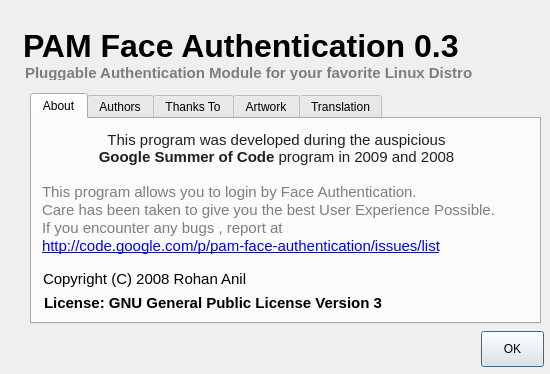
Above: data/ui/uifiles/aboutDialog.ui from WilliamRen/pam-face-authentication before the change. Below: the same form after it.
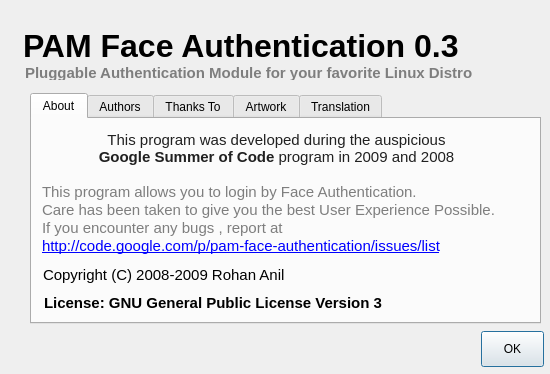
That is the form after the change. Icons and pictures are not drawn.

Patch:
```diff
--- a/data/ui/uifiles/aboutDialog.ui
+++ b/data/ui/uifiles/aboutDialog.ui
@@ -169,9 +169,9 @@
      <property name="geometry">
       <rect>
        <x>11</x>
-       <y>151</y>
-       <width>220</width>
-       <height>19</height>
+       <y>147</y>
+       <width>318</width>
+       <height>23</height>
       </rect>
      </property>
      <property name="font">
@@ -189,7 +189,7 @@
 &lt;html&gt;&lt;head&gt;&lt;meta name=&quot;qrichtext&quot; content=&quot;1&quot; /&gt;&lt;style type=&quot;text/css&quot;&gt;
 p, li { white-space: pre-wrap; }
 &lt;/style&gt;&lt;/head&gt;&lt;body style=&quot; font-family:'Sans Serif'; font-size:11pt; font-weight:600; font-style:normal;&quot;&gt;
-&lt;p style=&quot; margin-top:0px; margin-bottom:0px; margin-left:0px; margin-right:0px; -qt-block-indent:0; text-indent:0px;&quot;&gt;&lt;span style=&quot; font-weight:400;&quot;&gt;Copyright (C) 2008 Rohan Anil &lt;/span&gt;&lt;/p&gt;&lt;/body&gt;&lt;/html&gt;</string>
+&lt;p style=&quot; margin-top:0px; margin-bottom:0px; margin-left:0px; margin-right:0px; -qt-block-indent:0; text-indent:0px;&quot;&gt;&lt;span style=&quot; font-weight:400;&quot;&gt;Copyright (C) 2008-2009 Rohan Anil &lt;/span&gt;&lt;/p&gt;&lt;/body&gt;&lt;/html&gt;</string>
      </property>
      <property name="alignment">
       <set>Qt::AlignLeading|Qt::AlignLeft|Qt::AlignTop</set>
@@ -203,8 +203,8 @@
       <rect>
        <x>12</x>
        <y>175</y>
-       <width>388</width>
-       <height>16</height>
+       <width>395</width>
+       <height>18</height>
       </rect>
      </property>
      <property name="font">
```
